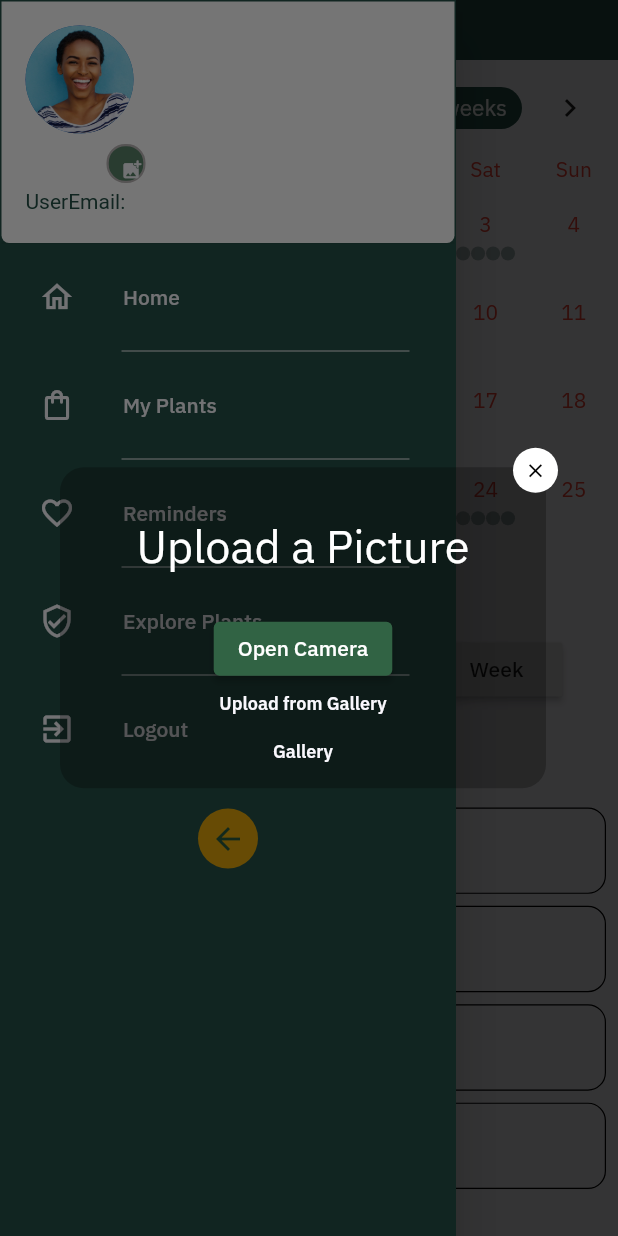
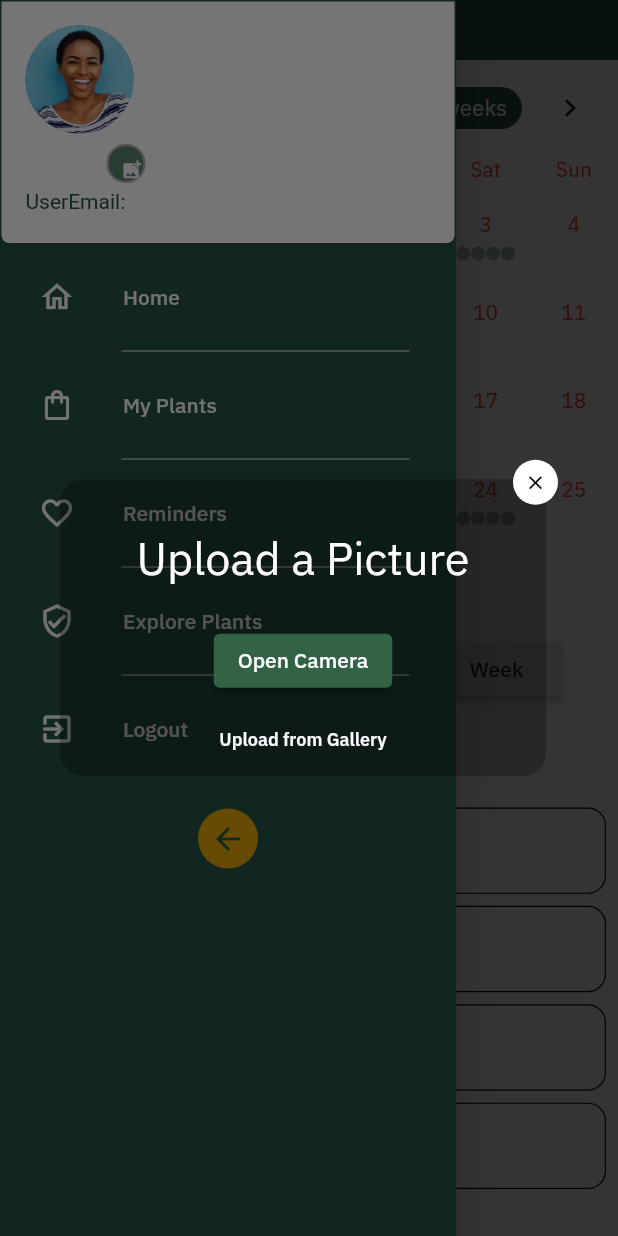
Before and after one commit to KChristelle/plant_project_summative, a Flutter app: the CalendarPage screen opened directly, in the side drawer, after a tap on the "add photo alternate" icon, on a phone screen of 412 x 824 dp. Run offline on Flutter 3.47's test engine with Material 2 defaults, Android fonts, the phone set to English and light mode, and no system bars; drawn by our look-alikes of table_calendar; our stand-ins replace cloud_firestore, date_field, firebase_auth, firebase_core, google_fonts, slider_button and 1 more; accounts and stored records are empty.

Commit message:
Changed Upload from Gallery to a textbutton

```diff
--- a/lib/screens/home/components/uploadDialogBox.dart
+++ b/lib/screens/home/components/uploadDialogBox.dart
@@ -66,21 +66,11 @@ class UploadPictureDialog extends StatelessWidget {
                   height: 5,
                 ),
                 Container(
-                  alignment: Alignment.center,
-                  child: Text(
-                    'Upload from Gallery',
-                    style: TextStyle(
-                        color: kBackgroundColor,
-                        fontWeight: FontWeight.w600,
-                        fontSize: 12),
-                  ),
-                ),
-                Container(
                     alignment: Alignment.center,
                     child: TextButton(
                       onPressed: () {},
                       child: Text(
-                        'Gallery',
+                        'Upload from Gallery',
                         style: TextStyle(
                             color: kBackgroundColor,
                             fontWeight: FontWeight.w600,
```
